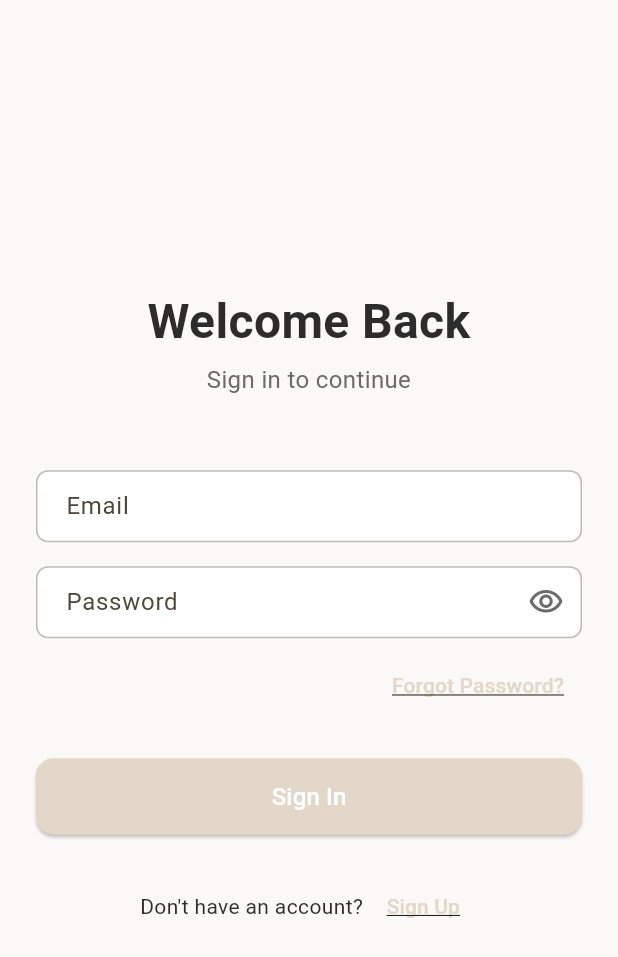
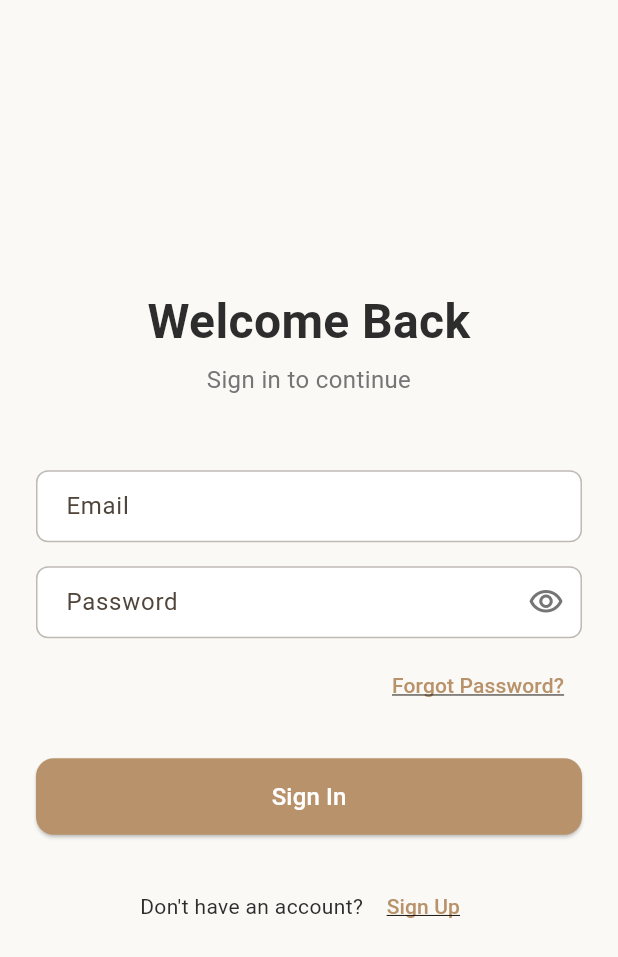
Before and after one commit to Albaraazain/voltzy, a Flutter app: the screen it shows after launch, on a phone screen of 412 x 824 dp. Shown: the top 957 px of the screen. Run offline on Flutter 3.47's test engine with Material 3 defaults, Android fonts, the phone set to English and light mode, and no system bars; our stand-ins replace flutter_animate, flutter_local_notifications, geolocator, google_maps_flutter, image_picker, permission_handler and 1 more; accounts and stored records are empty.

Commit message:
Update AppColors with warm beige palette and category color utilities

```diff
--- a/lib/core/constants/colors.dart
+++ b/lib/core/constants/colors.dart
@@ -2,19 +2,18 @@ import 'package:flutter/material.dart';
 
 class AppColors {
   // Brand Colors
-  static const Color primary = Color(0xFFE2D7C9); // Claude AI beige
+  static const Color primary = Color(0xFFB8926A);
   static const Color secondary = Color(0xFFC4B5A5); // Darker beige
-  static const Color accent = Color(0xFF8B7355); // Rich brown accent
+  static const Color accent = Color(0xFFC4A484);
 
   // Text Colors
-  static const Color textPrimary =
-      Color(0xFF2C2C2C); // Near black for better contrast
-  static const Color textSecondary = Color(0xFF6B6B6B); // Medium gray
+  static const Color textPrimary = Color(0xFF2D2D2D);
+  static const Color textSecondary = Color(0xFF757575);
   static const Color textTertiary = Color(0xFF9E9E9E); // Light gray
 
   // Background Colors
-  static const Color background = Color(0xFFFAF9F7); // Off-white background
-  static const Color surface = Color(0xFFFFFFFF); // Pure white surface
+  static const Color background = Color(0xFFFAF9F6);
+  static const Color surface = Color(0xFFFFFFFF);
   static const Color border = Color(0xFFE8E3DD); // Subtle beige border
 
   // Status Colors
@@ -35,4 +34,27 @@ class AppColors {
 
   // Shadow Color
   static const Color shadow = Color(0x40000000); // Softer shadow
+
+  // Category colors - warm beige palette
+  static const List<Color> categoryColors = [
+    Color(0xFFB8926A), // Warm beige
+    Color(0xFFC4A484), // Soft tan
+    Color(0xFFD4B996), // Light beige
+    Color(0xFFE6CCB2), // Pale beige
+    Color(0xFFDEB887), // Burlywood
+    Color(0xFFD2B48C), // Tan
+    Color(0xFFBC8F8F), // Rosy brown
+    Color(0xFFDAA520), // Goldenrod
+    Color(0xFFCD853F), // Peru
+    Color(0xFFDEB887), // Burlywood
+  ];
+
+  static Color getCategoryColor(int index) {
+    return categoryColors[index % categoryColors.length];
+  }
+
+  static Color getAccentColorFromName(String name) {
+    final index = name.hashCode % categoryColors.length;
+    return categoryColors[index].withOpacity(0.8);
+  }
 }
```
